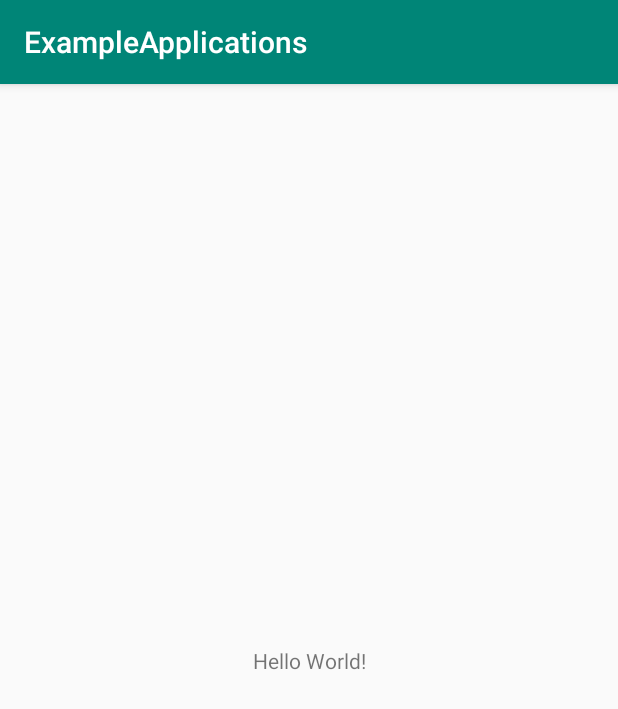
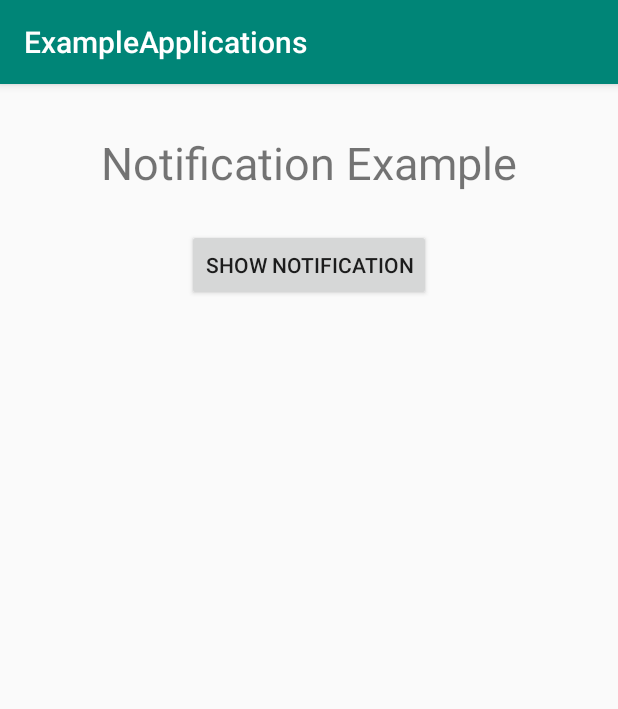
Before and after one commit to arpitparmar5739/android_examples, an Android app: the screen it shows after launch (MainActivity), on a phone screen of 412 x 824 dp. Shown: the top 709 px of the screen. Run offline under Robolectric (Android 15) with nearby library versions, the phone set to English and light mode, and no system bars.

Commit message:
Implemented Notification.

```diff
--- a/app/src/main/res/layout/activity_main.xml
+++ b/app/src/main/res/layout/activity_main.xml
@@ -7,12 +7,25 @@
     tools:context=".MainActivity">
 
     <TextView
+        android:id="@+id/textView"
         android:layout_width="wrap_content"
         android:layout_height="wrap_content"
-        android:text="Hello World!"
-        app:layout_constraintBottom_toBottomOf="parent"
+        android:layout_marginTop="32dp"
+        android:text="Notification Example"
+        android:textSize="30sp"
         app:layout_constraintLeft_toLeftOf="parent"
         app:layout_constraintRight_toRightOf="parent"
         app:layout_constraintTop_toTopOf="parent" />
 
+    <Button
+        android:id="@+id/button"
+        android:onClick="showNotification"
+        android:layout_width="wrap_content"
+        android:layout_height="wrap_content"
+        android:layout_marginTop="24dp"
+        android:text="Show Notification"
+        app:layout_constraintEnd_toEndOf="parent"
+        app:layout_constraintStart_toStartOf="parent"
+        app:layout_constraintTop_toBottomOf="@+id/textView" />
+
 </androidx.constraintlayout.widget.ConstraintLayout>
```
Also changed, not shown: app/src/main/java/com/example/exampleapplications/MainActivity.java (+37 -0 lines).
